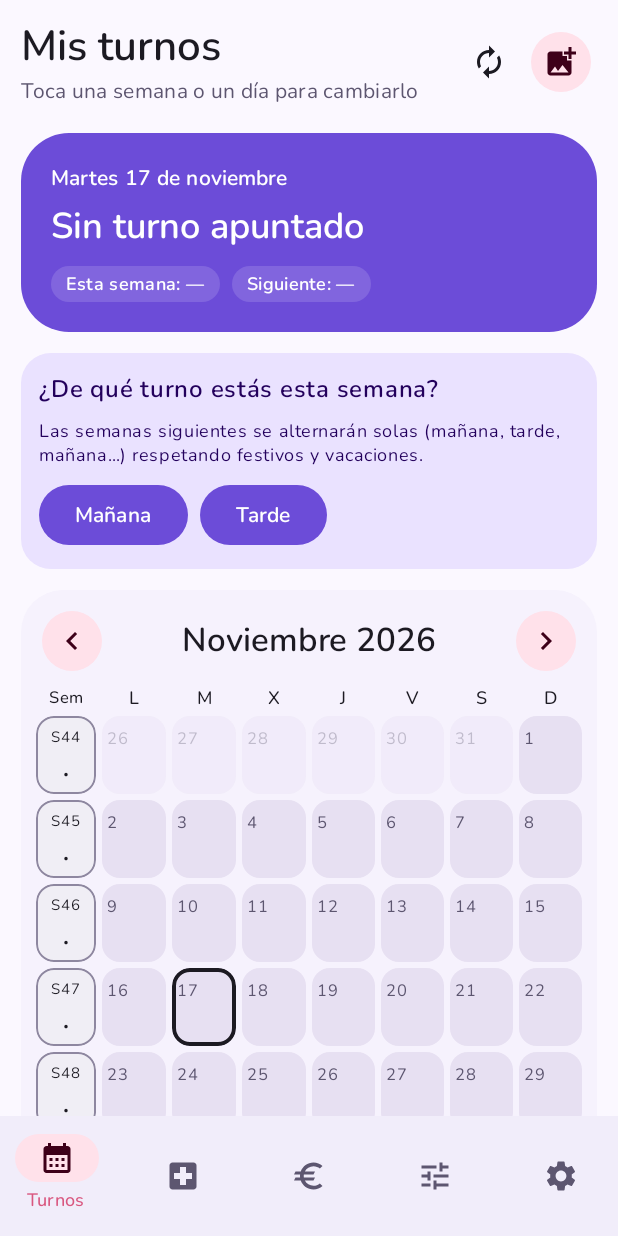
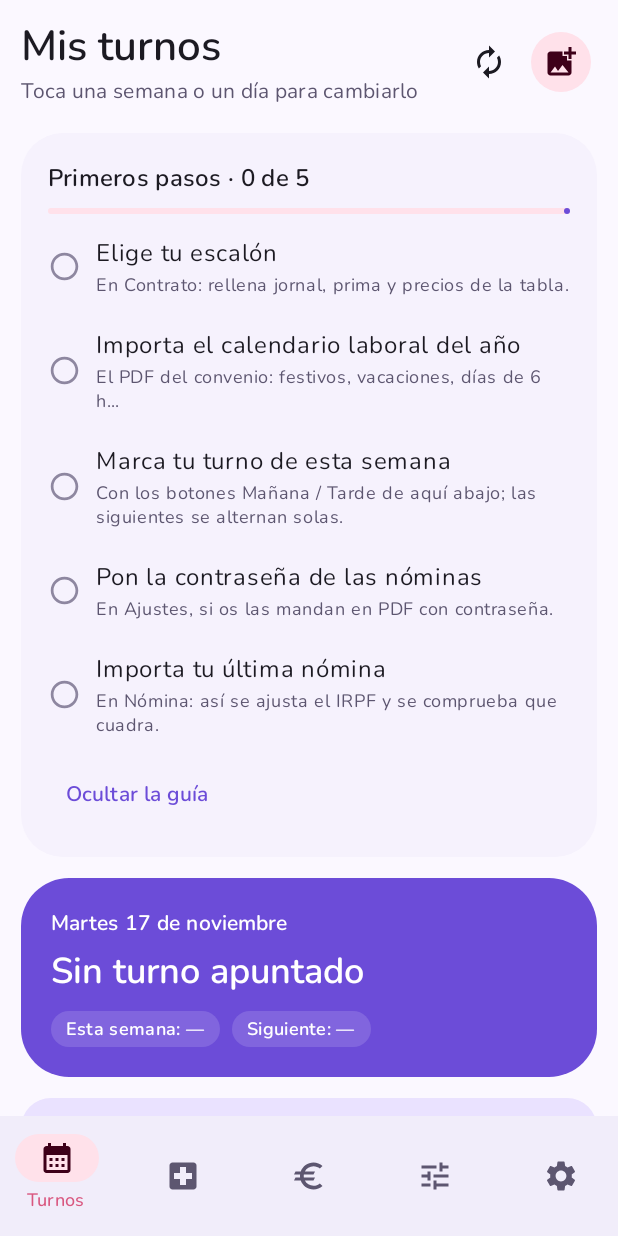
Before and after one commit to KB-retro/Asalariado, an Android app built with Jetpack Compose: the screen it shows after launch (MainActivity), on a phone screen of 412 x 824 dp. Run offline under Robolectric (Android 15) with nearby library versions, the phone set to English and light mode, and no system bars; our stand-ins replace Room's generated code; libraries missing offline, so code that uses them is left out: androidx.glance, androidx.glance.appwidget; 3 statements that could not run were skipped.

Commit message:
Guía de primeros pasos en Turnos
Co-Authored-By: Claude Opus 5.5 <noreply@anthropic.com>
Claude-Session: https://claude.ai/code/session_013jFnGDnatGy2GpTDWEHKh7

```diff
--- a/app/src/main/java/com/asalariado/app/MainActivity.kt
+++ b/app/src/main/java/com/asalariado/app/MainActivity.kt
@@ -34,6 +34,8 @@ import androidx.compose.material3.SnackbarHostState
 import androidx.compose.runtime.remember
 import androidx.compose.ui.graphics.Color
 import com.asalariado.app.ui.SettingsScreen
+import com.asalariado.app.ui.OnboardingCard
+import com.asalariado.app.ui.Step
 import androidx.compose.material3.Icon
 import androidx.compose.material3.NavigationBar
 import androidx.compose.material3.NavigationBarItem
@@ -173,7 +175,26 @@ private fun App(vm: AppViewModel) {
                         label = "tabs",
                     ) { t ->
                         when (Tab.entries[t]) {
-                            Tab.Calendar -> CalendarScreen(vm, days, calendar, medical, stoppages, conditions, onImport = { importing = true })
+                            Tab.Calendar -> CalendarScreen(
+                                vm, days, calendar, medical, stoppages, conditions, onImport = { importing = true },
+                                onboarding = {
+                                    val pass by vm.payslipPassword.collectAsState()
+                                    OnboardingCard(
+                                        listOf(
+                                            Step("Elige tu escalón", "En Contrato: rellena jornal, prima y precios de la tabla.",
+                                                conditions.escalon != null) { tab = Tab.Conditions.ordinal },
+                                            Step("Importa el calendario laboral del año", "El PDF del convenio: festivos, vacaciones, días de 6 h…",
+                                                calendar.isNotEmpty()) { importing = true },
+                                            Step("Marca tu turno de esta semana", "Con los botones Mañana / Tarde de aquí abajo; las siguientes se alternan solas.",
+                                                conditions.rotationAnchor != null) {},
+                                            Step("Pon la contraseña de las nóminas", "En Ajustes, si os las mandan en PDF con contraseña.",
+                                                pass != null) { tab = Tab.Settings.ordinal },
+                                            Step("Importa tu última nómina", "En Nómina: así se ajusta el IRPF y se comprueba que cuadra.",
+                                                payslips.isNotEmpty()) { tab = Tab.Payroll.ordinal },
+                                        ),
+                                    )
+                                },
+                            )
                             Tab.Medical -> MedicalScreen(vm, medical, conditions)
                             Tab.Payroll -> PayrollScreen(vm, days, calendar, medical, payslips, extraPayslips, stoppages, conditions, vm::savePayslip)
                             Tab.Conditions -> ConditionsScreen(conditions, vm::saveConditions)
--- a/app/src/main/java/com/asalariado/app/ui/CalendarScreen.kt
+++ b/app/src/main/java/com/asalariado/app/ui/CalendarScreen.kt
@@ -99,6 +99,7 @@ fun CalendarScreen(
     stoppages: List<Stoppage>,
     c: Conditions,
     onImport: () -> Unit,
+    onboarding: @Composable () -> Unit = {},
 ) {
     var ymText by rememberSaveable { mutableStateOf(YearMonth.now().toString()) }
     val ym = YearMonth.parse(ymText)
@@ -125,6 +126,7 @@ fun CalendarScreen(
                 IconButton(onClick = { rotationOpen = true }) { Icon(Icons.Default.Autorenew, contentDescription = "Rotación de turnos") }
                 FilledTonalIconButton(onClick = onImport) { Icon(Icons.Default.AddPhotoAlternate, contentDescription = "Importar") }
             }
+            onboarding()
             TodayHero(days, calendar, c)
             if (c.rotationAnchor == null) RotationBanner(onPick = { vm.startRotationFrom(LocalDate.now(), it) })
 
--- /dev/null
+++ b/app/src/main/java/com/asalariado/app/ui/Onboarding.kt
@@ -0,0 +1,69 @@
+package com.asalariado.app.ui
+
+import android.content.Context
+import androidx.compose.foundation.clickable
+import androidx.compose.foundation.layout.Arrangement
+import androidx.compose.foundation.layout.Column
+import androidx.compose.foundation.layout.Row
+import androidx.compose.foundation.layout.Spacer
+import androidx.compose.foundation.layout.fillMaxWidth
+import androidx.compose.foundation.layout.padding
+import androidx.compose.foundation.layout.size
+import androidx.compose.foundation.layout.width
+import androidx.compose.material.icons.Icons
+import androidx.compose.material.icons.filled.CheckCircle
+import androidx.compose.material.icons.filled.RadioButtonUnchecked
+import androidx.compose.material3.Icon
+import androidx.compose.material3.LinearProgressIndicator
+import androidx.compose.material3.MaterialTheme
+import androidx.compose.material3.Text
+import androidx.compose.material3.TextButton
+import androidx.compose.runtime.Composable
+import androidx.compose.runtime.getValue
+import androidx.compose.runtime.mutableStateOf
+import androidx.compose.runtime.remember
+import androidx.compose.runtime.setValue
+import androidx.compose.ui.Alignment
+import androidx.compose.ui.Modifier
+import androidx.compose.ui.platform.LocalContext
+import androidx.compose.ui.text.style.TextDecoration
+import androidx.compose.ui.unit.dp
+
+/** Un paso de la guía de primeros pasos. */
+data class Step(val title: String, val hint: String, val done: Boolean, val action: () -> Unit)
+
+private fun prefs(c: Context) = c.getSharedPreferences("onboarding", Context.MODE_PRIVATE)
+
+/** Guía de primeros pasos: qué hay que rellenar para que los cálculos salgan bien. */
+@Composable
+fun OnboardingCard(steps: List<Step>) {
+    val ctx = LocalContext.current
+    var hidden by remember { mutableStateOf(prefs(ctx).getBoolean("hidden", false)) }
+    val done = steps.count { it.done }
+    if (hidden || done == steps.size) return
+    SectionCard("Primeros pasos · $done de ${steps.size}") {
+        LinearProgressIndicator(progress = { done.toFloat() / steps.size }, modifier = Modifier.fillMaxWidth())
+        steps.forEach { s ->
+            Row(
+                Modifier.fillMaxWidth().clickable(enabled = !s.done, onClick = s.action).padding(vertical = 6.dp),
+                verticalAlignment = Alignment.CenterVertically,
+            ) {
+                Icon(
+                    if (s.done) Icons.Default.CheckCircle else Icons.Default.RadioButtonUnchecked, null,
+                    Modifier.size(22.dp),
+                    tint = if (s.done) MaterialTheme.colorScheme.primary else MaterialTheme.colorScheme.outline,
+                )
+                Spacer(Modifier.width(10.dp))
+                Column(Modifier.weight(1f), verticalArrangement = Arrangement.spacedBy(1.dp)) {
+                    Text(
+                        s.title, style = MaterialTheme.typography.bodyLarge,
+                        textDecoration = if (s.done) TextDecoration.LineThrough else null,
+                        color = if (s.done) MaterialTheme.colorScheme.onSurfaceVariant else MaterialTheme.colorScheme.onSurface,
+                    )
+                    if (!s.done) Text(s.hint, style = MaterialTheme.typography.bodySmall, color = MaterialTheme.colorScheme.onSurfaceVariant)
+                }
+            }
+        }
+        TextButton(onClick = { prefs(ctx).edit().putBoolean("hidden", true).apply(); hidden = true }) { Text("Ocultar la guía") }
+    }
+}
```
